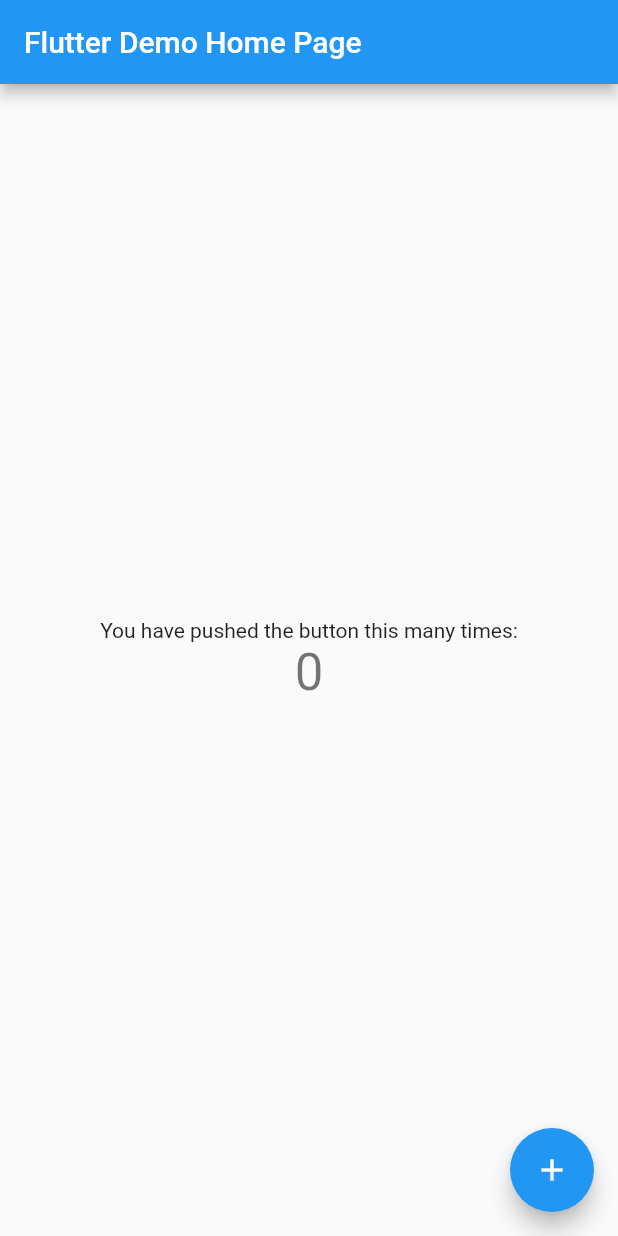
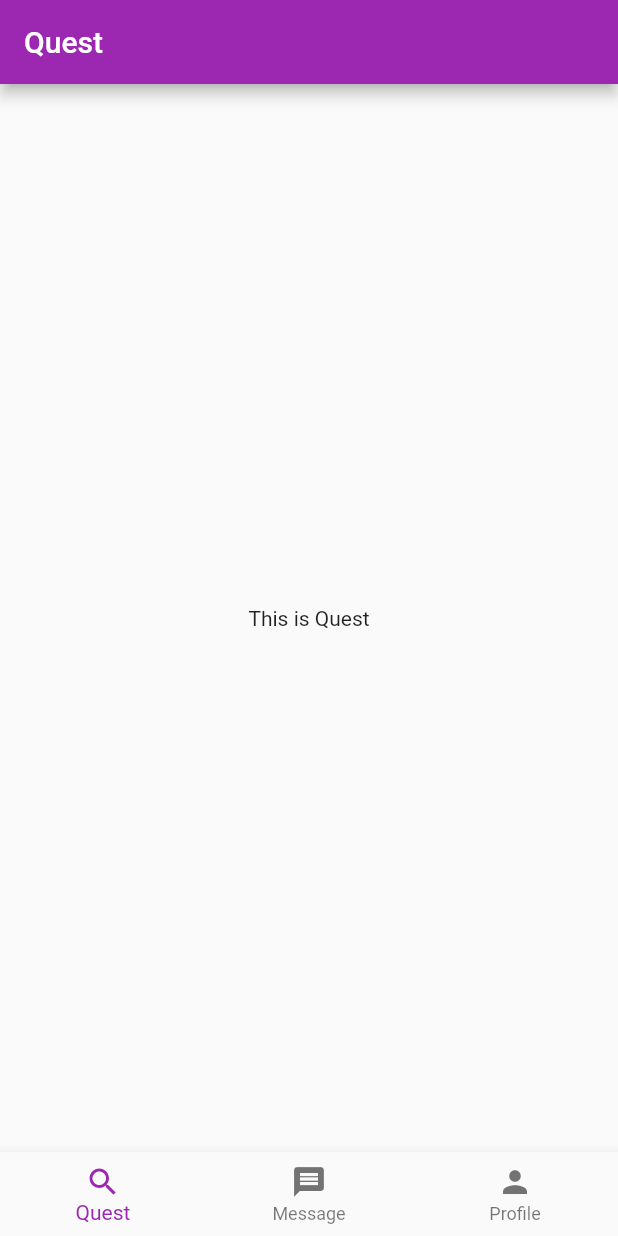
Before and after one commit to walleXD/rallii, a Flutter app: the screen it shows after launch, on a phone screen of 412 x 824 dp. Run offline on Flutter 3.47's test engine with Material 2 defaults, Android fonts, the phone set to English and light mode, and no system bars.

Commit message:
added screens with bottom tab and nested routing

```diff
--- /dev/null
+++ b/mobile/lib/app.dart
@@ -0,0 +1,52 @@
+import 'package:flutter/material.dart';
+import 'package:rallii/widgets/bottom_navigation.dart';
+import 'package:rallii/widgets/tab_navigator.dart';
+
+class App extends StatefulWidget {
+  @override
+  State<StatefulWidget> createState() => AppState();
+}
+
+class AppState extends State<App> {
+  TabItem _currentTab = TabItem.quest;
+  Map<TabItem, GlobalKey<NavigatorState>> navigatorKeys = {
+    TabItem.quest: GlobalKey<NavigatorState>(),
+    TabItem.message: GlobalKey<NavigatorState>(),
+    TabItem.profile: GlobalKey<NavigatorState>(),
+  };
+
+  void _selectTab(TabItem tabItem) {
+    setState(() => _currentTab = tabItem);
+  }
+
+  @override
+  Widget build(BuildContext context) {
+    return WillPopScope(
+      onWillPop: () async =>
+          !await navigatorKeys[_currentTab].currentState.maybePop(),
+      child: Scaffold(
+        body: Stack(
+          children: <Widget>[
+            _buildOffstageNavigator(TabItem.message),
+            _buildOffstageNavigator(TabItem.profile),
+            _buildOffstageNavigator(TabItem.quest),
+          ],
+        ),
+        bottomNavigationBar: BottomNavigation(
+          currentTab: _currentTab,
+          onSelectTab: _selectTab,
+        ),
+      ),
+    );
+  }
+
+  Widget _buildOffstageNavigator(TabItem tabItem) {
+    return Offstage(
+      offstage: _currentTab != tabItem,
+      child: TabNavigator(
+        navigatorKey: navigatorKeys[tabItem],
+        tabItem: tabItem,
+      ),
+    );
+  }
+}
--- a/mobile/lib/main.dart
+++ b/mobile/lib/main.dart
@@ -1,111 +1,18 @@
 import 'package:flutter/material.dart';
 
-void main() => runApp(MyApp());
+import "app.dart";
 
-class MyApp extends StatelessWidget {
-  // This widget is the root of your application.
+void main() => runApp(AppRoot());
+
+class AppRoot extends StatelessWidget {
   @override
   Widget build(BuildContext context) {
-    return MaterialApp(
-      title: 'Flutter Demo',
+    return new MaterialApp(
+      title: 'Rallii',
       theme: ThemeData(
-        // This is the theme of your application.
-        //
-        // Try running your application with "flutter run". You'll see the
-        // application has a blue toolbar. Then, without quitting the app, try
-        // changing the primarySwatch below to Colors.green and then invoke
-        // "hot reload" (press "r" in the console where you ran "flutter run",
-        // or simply save your changes to "hot reload" in a Flutter IDE).
-        // Notice that the counter didn't reset back to zero; the application
-        // is not restarted.
-        primarySwatch: Colors.blue,
+        primarySwatch: Colors.purple,
       ),
-      home: MyHomePage(title: 'Flutter Demo Home Page'),
+      home: App(),
     );
   }
 }
-
-class MyHomePage extends StatefulWidget {
-  MyHomePage({Key key, this.title}) : super(key: key);
-
-  // This widget is the home page of your application. It is stateful, meaning
-  // that it has a State object (defined below) that contains fields that affect
-  // how it looks.
-
-  // This class is the configuration for the state. It holds the values (in this
-  // case the title) provided by the parent (in this case the App widget) and
-  // used by the build method of the State. Fields in a Widget subclass are
-  // always marked "final".
-
-  final String title;
-
-  @override
-  _MyHomePageState createState() => _MyHomePageState();
-}
-
-class _MyHomePageState extends State<MyHomePage> {
-  int _counter = 0;
-
-  void _incrementCounter() {
-    setState(() {
-      // This call to setState tells the Flutter framework that something has
-      // changed in this State, which causes it to rerun the build method below
-      // so that the display can reflect the updated values. If we changed
-      // _counter without calling setState(), then the build method would not be
-      // called again, and so nothing would appear to happen.
-      _counter++;
-    });
-  }
-
-  @override
-  Widget build(BuildContext context) {
-    // This method is rerun every time setState is called, for instance as done
-    // by the _incrementCounter method above.
-    //
-    // The Flutter framework has been optimized to make rerunning build methods
-    // fast, so that you can just rebuild anything that needs updating rather
-    // than having to individually change instances of widgets.
-    return Scaffold(
-      appBar: AppBar(
-        // Here we take the value from the MyHomePage object that was created by
-        // the App.build method, and use it to set our appbar title.
-        title: Text(widget.title),
-      ),
-      body: Center(
-        // Center is a layout widget. It takes a single child and positions it
-        // in the middle of the parent.
-        child: Column(
-          // Column is also layout widget. It takes a list of children and
-          // arranges them vertically. By default, it sizes itself to fit its
-          // children horizontally, and tries to be as tall as its parent.
-          //
-          // Invoke "debug painting" (press "p" in the console, choose the
-          // "Toggle Debug Paint" action from the Flutter Inspector in Android
-          // Studio, or the "Toggle Debug Paint" command in Visual Studio Code)
-          // to see the wireframe for each widget.
-          //
-          // Column has various properties to control how it sizes itself and
-          // how it positions its children. Here we use mainAxisAlignment to
-          // center the children vertically; the main axis here is the vertical
-          // axis because Columns are vertical (the cross axis would be
-          // horizontal).
-          mainAxisAlignment: MainAxisAlignment.center,
-          children: <Widget>[
-            Text(
-              'You have pushed the button this many times:',
-            ),
-            Text(
-              '$_counter',
-              style: Theme.of(context).textTheme.display1,
-            ),
-          ],
-        ),
-      ),
-      floatingActionButton: FloatingActionButton(
-        onPressed: _incrementCounter,
-        tooltip: 'Increment',
-        child: Icon(Icons.add),
-      ), // This trailing comma makes auto-formatting nicer for build methods.
-    );
-  }
-}
--- /dev/null
+++ b/mobile/lib/screens/message.dart
@@ -0,0 +1,19 @@
+import 'package:flutter/material.dart';
+
+class MessageScreen extends StatelessWidget {
+  @override
+  Widget build(BuildContext context) {
+    return Scaffold(
+      appBar: AppBar(
+        title: Text(
+          "Message",
+        ),
+      ),
+      body: Center(
+        child: Text(
+          "This is Message",
+        ),
+      ),
+    );
+  }
+}
--- /dev/null
+++ b/mobile/lib/screens/quest.dart
@@ -0,0 +1,19 @@
+import 'package:flutter/material.dart';
+
+class QuestScreen extends StatelessWidget {
+  @override
+  Widget build(BuildContext context) {
+    return Scaffold(
+      appBar: AppBar(
+        title: Text(
+          "Quest",
+        ),
+      ),
+      body: Center(
+        child: Text(
+          "This is Quest",
+        ),
+      ),
+    );
+  }
+}
--- /dev/null
+++ b/mobile/lib/widgets/bottom_navigation.dart
@@ -0,0 +1,90 @@
+import 'package:flutter/material.dart';
+
+import 'package:rallii/screens/message.dart';
+import 'package:rallii/screens/quest.dart';
+import 'package:rallii/screens/profile.dart';
+
+enum TabItem { quest, message, profile }
+
+class TabHelper {
+  static TabItem item({int index}) {
+    switch (index) {
+      case 0:
+        return TabItem.quest;
+      case 1:
+        return TabItem.message;
+      case 2:
+        return TabItem.profile;
+    }
+    return TabItem.quest;
+  }
+
+  static String description(TabItem tabItem) {
+    switch (tabItem) {
+      case TabItem.quest:
+        return 'Quest';
+      case TabItem.message:
+        return 'Message';
+      case TabItem.profile:
+        return 'Profile';
+    }
+    return '';
+  }
+
+  static IconData icon(TabItem tabItem) {
+    switch (tabItem) {
+      case TabItem.quest:
+        return Icons.search;
+      case TabItem.message:
+        return Icons.message;
+      case TabItem.profile:
+        return Icons.person;
+    }
+    return Icons.layers;
+  }
+
+  static widget(TabItem tabItem) {
+    switch (tabItem) {
+      case TabItem.quest:
+        return QuestScreen();
+      case TabItem.message:
+        return MessageScreen();
+      case TabItem.profile:
+        return ProfileScreen();
+    }
+    return QuestScreen();
+  }
+}
+
+class BottomNavigation extends StatelessWidget {
+  BottomNavigation({this.currentTab, this.onSelectTab});
+  final TabItem currentTab;
+  final ValueChanged<TabItem> onSelectTab;
+
+  @override
+  Widget build(BuildContext context) {
+    return BottomNavigationBar(
+      currentIndex: currentTab.index,
+      items: [
+        _buildItem(tabItem: TabItem.quest),
+        _buildItem(tabItem: TabItem.message),
+        _buildItem(tabItem: TabItem.profile),
+      ],
+      onTap: (index) {
+        onSelectTab(
+          TabHelper.item(index: index),
+        );
+      },
+    );
+  }
+
+  BottomNavigationBarItem _buildItem({TabItem tabItem}) =>
+      BottomNavigationBarItem(
+        icon: Icon(
+          TabHelper.icon(tabItem),
+        ),
+        title: Text(
+          TabHelper.description(tabItem),
+        ),
+      );
+}
--- /dev/null
+++ b/mobile/lib/widgets/tab_navigator.dart
@@ -0,0 +1,37 @@
+import 'package:flutter/material.dart';
+import 'package:rallii/widgets/bottom_navigation.dart';
+import 'package:rallii/screens/settings.dart';
+
+class TabNavigatorRoutes {
+  static const String root = '/';
+  static const String settings = '/settings';
+}
+
+class TabNavigator extends StatelessWidget {
+  TabNavigator({this.navigatorKey, this.tabItem});
+  final GlobalKey<NavigatorState> navigatorKey;
+  final TabItem tabItem;
+
+  Map<String, WidgetBuilder> _routeBuilders(BuildContext context) {
+    return {
+      TabNavigatorRoutes.root: (context) => TabHelper.widget(tabItem),
+      TabNavigatorRoutes.settings: (context) => SettingsScreen()
+    };
+  }
+
+  @override
+  Widget build(BuildContext context) {
+    var routeBuilders = _routeBuilders(context);
+
+    return Navigator(
+        key: navigatorKey,
+        initialRoute: TabNavigatorRoutes.root,
+        onGenerateRoute: (routeSettings) {
+          return MaterialPageRoute(
+            builder: (context) {
+              return routeBuilders[routeSettings.name](context);
+            },
+          );
+        });
+  }
+}
```
Also changed, not shown: mobile/lib/screens/profile.dart (added, +28 -0 lines), mobile/lib/screens/settings.dart (added, +17 -0 lines), mobile/pubspec.yaml (+2 -9 lines), 2 other files.
